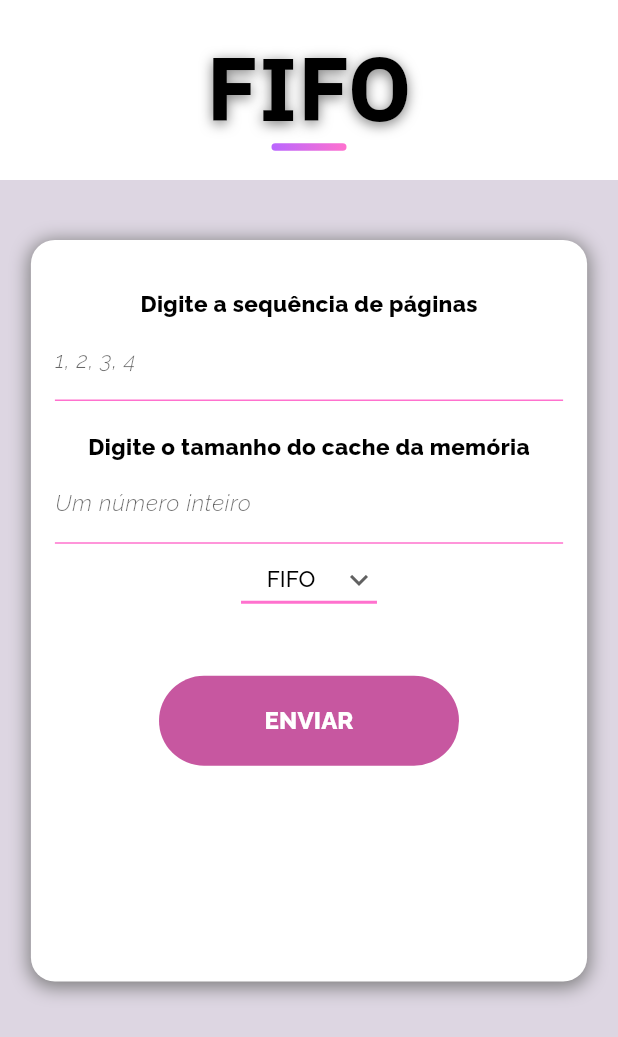
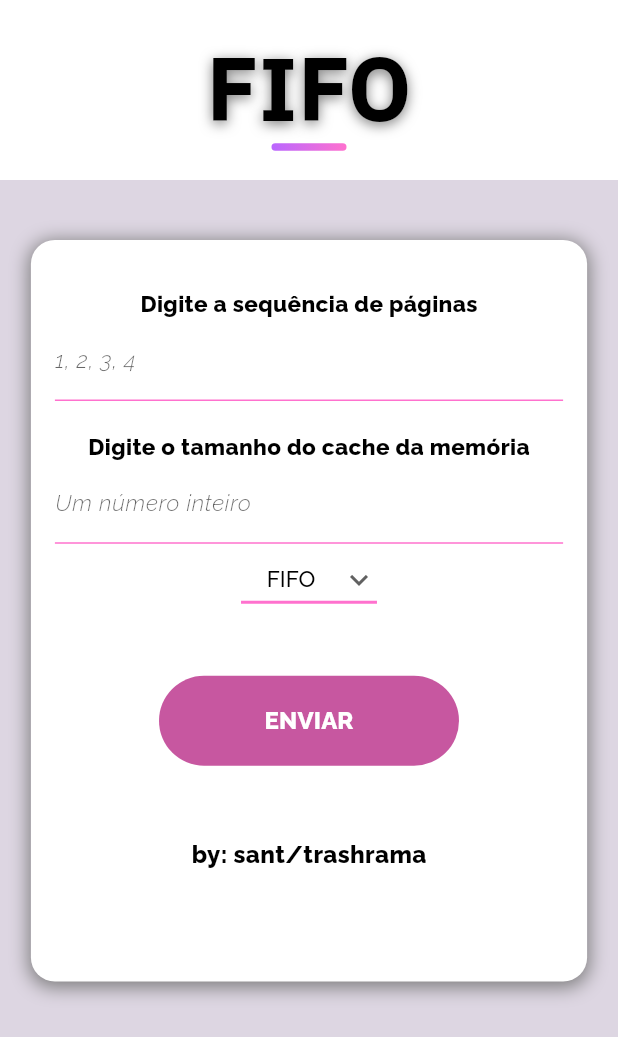
Before and after one commit to trashrama/paginacaoFlutter, a Flutter app: the screen it shows after launch, on a phone screen of 412 x 824 dp. Shown: the top 1037 px of the screen. Run offline on Flutter 3.47's test engine with Material 2 defaults, Android fonts, the phone set to English and light mode, and no system bars; missing offline and left inert: dart:js_interop.

Commit message:
é pra ter o by sant, mas eu sinceramente n testei ainda

```diff
--- a/lib/main.dart
+++ b/lib/main.dart
@@ -503,6 +503,18 @@ class _MyHomePageState extends State<MyHomePage> {
                                       fontSize: 18,
                                       fontWeight: FontWeight.bold),
                                 ))),
+                      const SizedBox(
+                        height: 16,
+                      ),
+                      const Text(
+                        'by: sant/trashrama',
+                        style: TextStyle(
+                          fontSize: 16,
+                          fontWeight: FontWeight.w700,
+                          fontFamily: 'Raleway',
+                          fontStyle: FontStyle.normal,
+                        ),
+                      ),
                     ],
                   ),
                 ),
```
